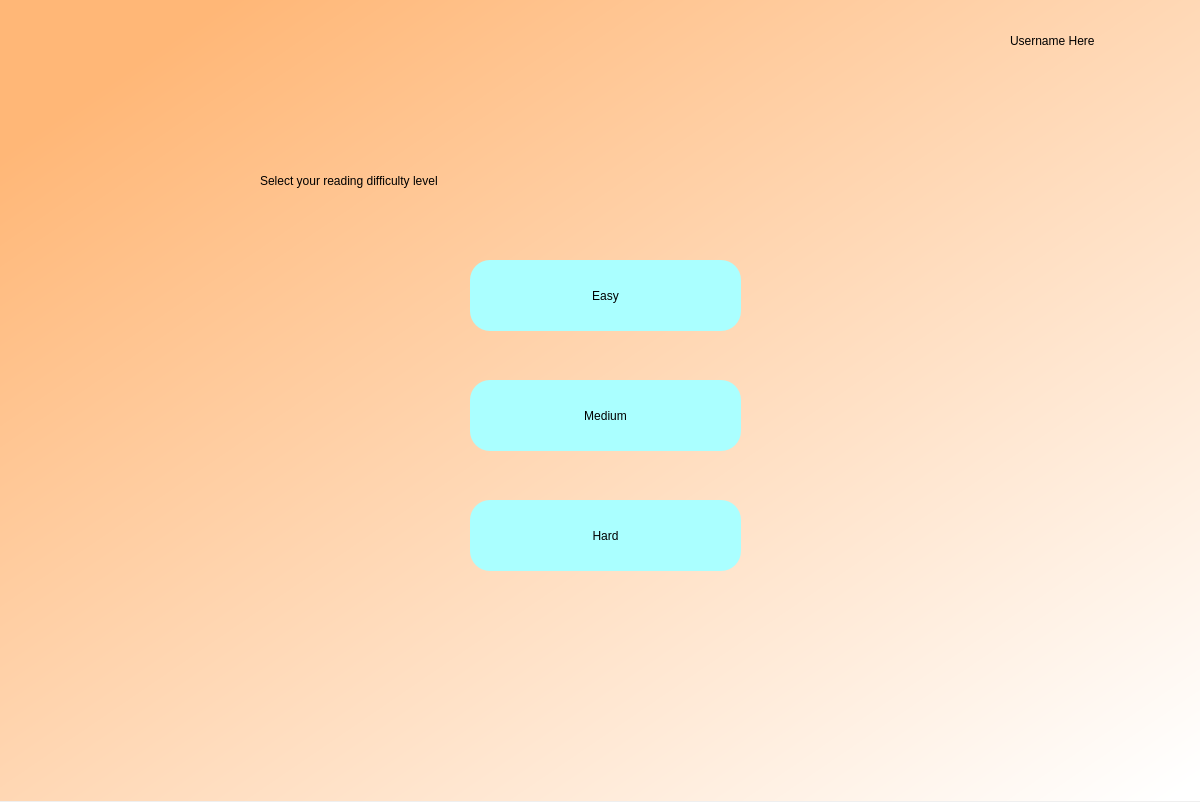
Qt form difficultyselection.ui (cnTalon/READ) before a commit.
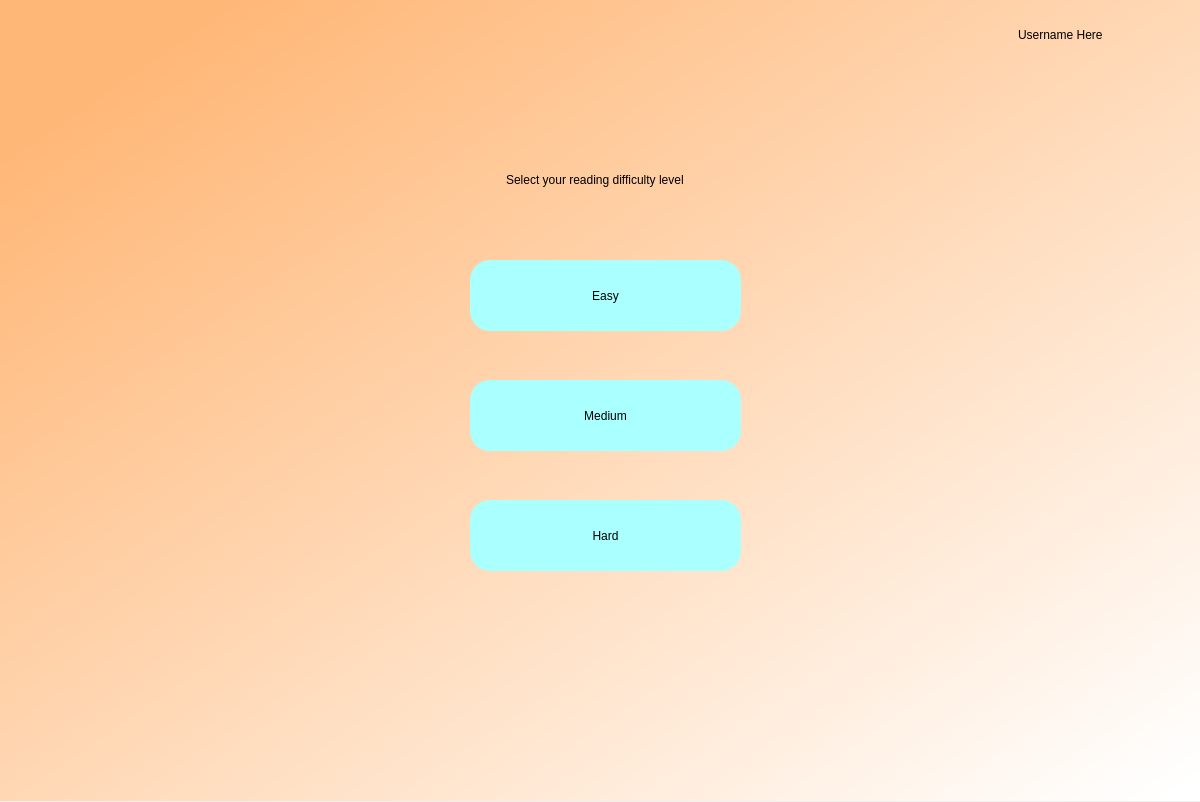
The same form after that commit.

Commit message: fixed label sizing

Patch:
```diff
--- a/difficultyselection.ui
+++ b/difficultyselection.ui
@@ -26,38 +26,6 @@
     <string notr="true">QWidget#bgwidget{
 background-color:qlineargradient(spread:pad, x1:0.091, y1:0.101636, x2:0.991379, y2:0.977, stop:0 rgb(255, 183, 119), stop:1 rgba(255, 255, 255, 255));}</string>
    </property>
-   <widget class="QLabel" name="label">
-    <property name="geometry">
-     <rect>
-      <x>260</x>
-      <y>150</y>
-      <width>701</width>
-      <height>61</height>
-     </rect>
-    </property>
-    <property name="styleSheet">
-     <string notr="true">font: 36pt &quot;DengXian&quot;; color: rgb(0, 0, 0)</string>
-    </property>
-    <property name="text">
-     <string>Select your reading difficulty level</string>
-    </property>
-   </widget>
-   <widget class="QLabel" name="profile">
-    <property name="geometry">
-     <rect>
-      <x>1010</x>
-      <y>20</y>
-      <width>171</width>
-      <height>41</height>
-     </rect>
-    </property>
-    <property name="styleSheet">
-     <string notr="true">font: 18pt &quot;DengXian&quot;; color: rgb(0, 0, 0)</string>
-    </property>
-    <property name="text">
-     <string>Username Here</string>
-    </property>
-   </widget>
    <widget class="QPushButton" name="easy">
     <property name="geometry">
      <rect>
@@ -128,6 +96,50 @@
      <string>Hard</string>
     </property>
    </widget>
+   <widget class="QWidget" name="verticalLayoutWidget">
+    <property name="geometry">
+     <rect>
+      <x>220</x>
+      <y>140</y>
+      <width>751</width>
+      <height>80</height>
+     </rect>
+    </property>
+    <layout class="QVBoxLayout" name="verticalLayout">
+     <item alignment="Qt::AlignHCenter|Qt::AlignVCenter">
+      <widget class="QLabel" name="label">
+       <property name="styleSheet">
+        <string notr="true">font: 36pt &quot;DengXian&quot;; color: rgb(0, 0, 0)</string>
+       </property>
+       <property name="text">
+        <string>Select your reading difficulty level</string>
+       </property>
+      </widget>
+     </item>
+    </layout>
+   </widget>
+   <widget class="QWidget" name="verticalLayoutWidget_2">
+    <property name="geometry">
+     <rect>
+      <x>940</x>
+      <y>10</y>
+      <width>241</width>
+      <height>51</height>
+     </rect>
+    </property>
+    <layout class="QVBoxLayout" name="verticalLayout_2">
+     <item alignment="Qt::AlignHCenter|Qt::AlignVCenter">
+      <widget class="QLabel" name="profile">
+       <property name="styleSheet">
+        <string notr="true">font: 18pt &quot;DengXian&quot;; color: rgb(0, 0, 0)</string>
+       </property>
+       <property name="text">
+        <string>Username Here</string>
+       </property>
+      </widget>
+     </item>
+    </layout>
+   </widget>
   </widget>
  </widget>
  <resources/>
```
The commit also changes 8 other files.
